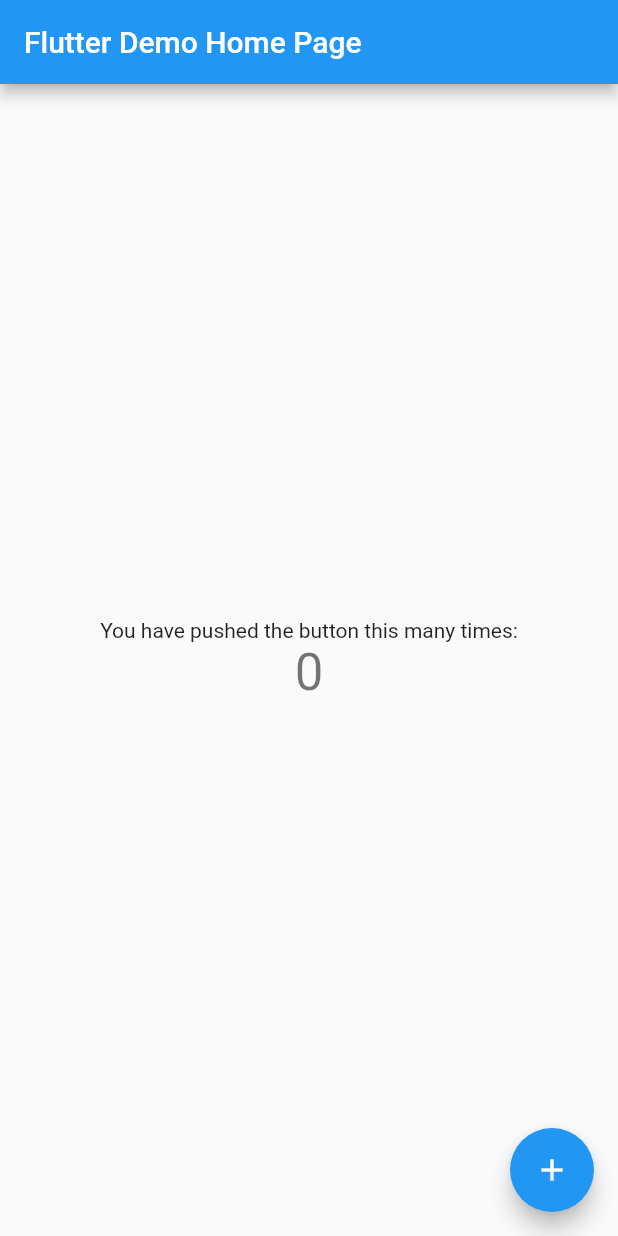
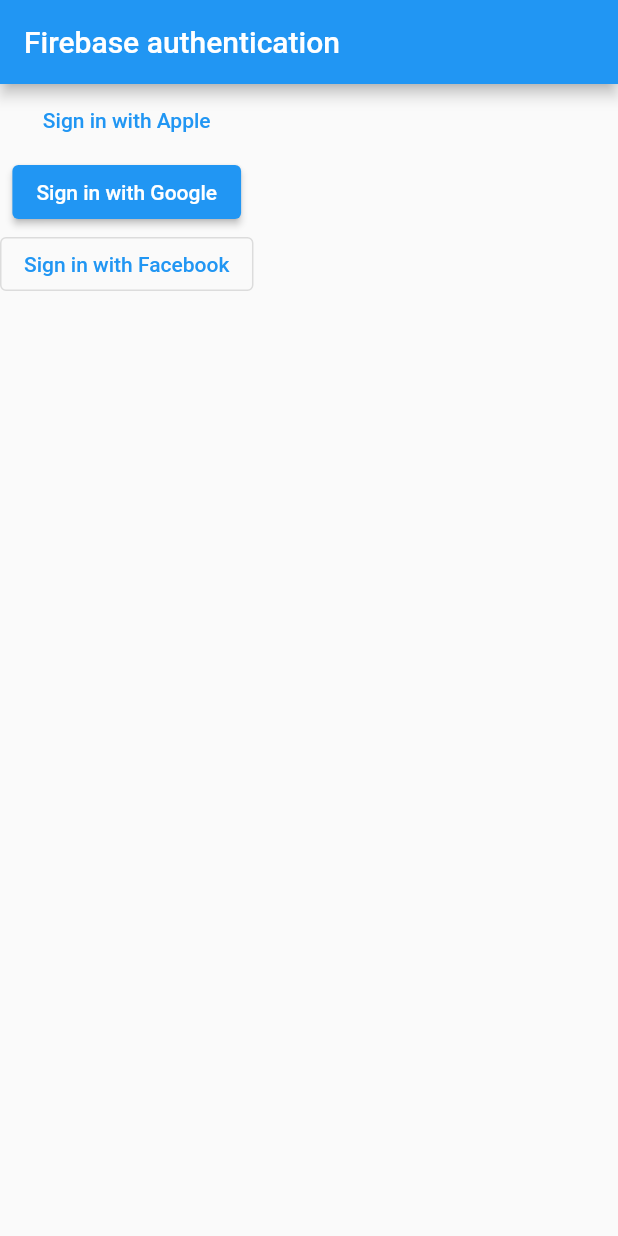
Before and after one commit to jargalbat/apple_login_app, a Flutter app: the screen it shows after launch, on a phone screen of 412 x 824 dp. Run offline on Flutter 3.47's test engine with Material 2 defaults, Android fonts, the phone set to English and light mode, and no system bars; our stand-ins replace firebase_auth, firebase_core, google_sign_in; accounts and stored records are empty.

Commit message:
firebase google login success\

```diff
--- /dev/null
+++ b/lib/firebase_manager.dart
@@ -0,0 +1,22 @@
+import 'package:firebase_auth/firebase_auth.dart';
+import 'package:firebase_core/firebase_core.dart';
+import 'package:flutter/material.dart';
+
+class FirebaseManager {
+  static late FirebaseApp firebaseApp;
+  static late FirebaseAuth firebaseAuth = FirebaseAuth.instance;
+
+  static init() async {
+    firebaseApp = await Firebase.initializeApp();
+    firebaseAuth = FirebaseAuth.instance;
+
+    firebaseAuth.authStateChanges().listen((User? user) {
+      if (user == null) {
+        debugPrint('User is currently signed out!');
+      } else {
+        debugPrint(user.toString());
+        debugPrint('User is signed in!');
+      }
+    });
+  }
+}
--- /dev/null
+++ b/lib/home_route.dart
@@ -0,0 +1,75 @@
+import 'package:firebase_auth/firebase_auth.dart';
+import 'package:flutter/material.dart';
+import 'package:google_sign_in/google_sign_in.dart';
+
+import 'firebase_manager.dart';
+
+class HomeRoute extends StatefulWidget {
+  const HomeRoute({Key? key}) : super(key: key);
+
+  @override
+  _HomeRouteState createState() => _HomeRouteState();
+}
+
+class _HomeRouteState extends State<HomeRoute> {
+  @override
+  void initState() {
+    super.initState();
+  }
+
+  @override
+  Widget build(BuildContext context) {
+    return Scaffold(
+      appBar: AppBar(
+        title: const Text('Firebase authentication'),
+      ),
+      body: Column(
+        children: [
+          /// Button Apple
+          TextButton(
+            onPressed: _onPressedButtonApple,
+            child: const Text('Sign in with Apple'),
+          ),
+
+          /// Button Google
+          ElevatedButton(
+            onPressed: _onPressedSignInWithGoogle,
+            child: const Text('Sign in with Google'),
+          ),
+
+          /// Button Facebook
+          OutlinedButton(
+            onPressed: _onPressedButtonFacebook,
+            child: const Text('Sign in with Facebook'),
+          ),
+        ],
+      ),
+    );
+  }
+
+  _onPressedButtonApple() {
+    //
+  }
+
+  _onPressedSignInWithGoogle() async {
+    // Trigger the authentication flow
+    final GoogleSignInAccount? googleUser = await GoogleSignIn().signIn();
+
+    // Obtain the auth details from the request
+    final GoogleSignInAuthentication? googleAuth = await googleUser?.authentication;
+
+    // Create a new credential
+    final credential = GoogleAuthProvider.credential(
+      accessToken: googleAuth?.accessToken,
+      idToken: googleAuth?.idToken,
+    );
+
+    // Once signed in, return the UserCredential
+    UserCredential userCredential = await FirebaseManager.firebaseAuth.signInWithCredential(credential);
+    debugPrint(userCredential.toString());
+  }
+
+  _onPressedButtonFacebook() {
+    //
+  }
+}
--- a/lib/main.dart
+++ b/lib/main.dart
@@ -1,115 +1,27 @@
+import 'package:apple_login_app/firebase_manager.dart';
 import 'package:flutter/material.dart';
+import 'home_route.dart';
 
-void main() {
+void main() async {
+  WidgetsFlutterBinding.ensureInitialized(); // Binds the framework to flutter engine
+
+  await FirebaseManager.init();
+
   runApp(const MyApp());
 }
 
-class MyApp extends StatelessWidget {
+class MyApp extends StatefulWidget {
   const MyApp({Key? key}) : super(key: key);
 
-  // This widget is the root of your application.
+  @override
+  _MyAppState createState() => _MyAppState();
+}
+
+class _MyAppState extends State<MyApp> {
   @override
   Widget build(BuildContext context) {
-    return MaterialApp(
-      title: 'Flutter Demo',
-      theme: ThemeData(
-        // This is the theme of your application.
-        //
-        // Try running your application with "flutter run". You'll see the
-        // application has a blue toolbar. Then, without quitting the app, try
-        // changing the primarySwatch below to Colors.green and then invoke
-        // "hot reload" (press "r" in the console where you ran "flutter run",
-        // or simply save your changes to "hot reload" in a Flutter IDE).
-        // Notice that the counter didn't reset back to zero; the application
-        // is not restarted.
-        primarySwatch: Colors.blue,
-      ),
-      home: const MyHomePage(title: 'Flutter Demo Home Page'),
+    return const MaterialApp(
+      home: HomeRoute(),
     );
   }
 }
-
-class MyHomePage extends StatefulWidget {
-  const MyHomePage({Key? key, required this.title}) : super(key: key);
-
-  // This widget is the home page of your application. It is stateful, meaning
-  // that it has a State object (defined below) that contains fields that affect
-  // how it looks.
-
-  // This class is the configuration for the state. It holds the values (in this
-  // case the title) provided by the parent (in this case the App widget) and
-  // used by the build method of the State. Fields in a Widget subclass are
-  // always marked "final".
-
-  final String title;
-
-  @override
-  State<MyHomePage> createState() => _MyHomePageState();
-}
-
-class _MyHomePageState extends State<MyHomePage> {
-  int _counter = 0;
-
-  void _incrementCounter() {
-    setState(() {
-      // This call to setState tells the Flutter framework that something has
-      // changed in this State, which causes it to rerun the build method below
-      // so that the display can reflect the updated values. If we changed
-      // _counter without calling setState(), then the build method would not be
-      // called again, and so nothing would appear to happen.
-      _counter++;
-    });
-  }
-
-  @override
-  Widget build(BuildContext context) {
-    // This method is rerun every time setState is called, for instance as done
-    // by the _incrementCounter method above.
-    //
-    // The Flutter framework has been optimized to make rerunning build methods
-    // fast, so that you can just rebuild anything that needs updating rather
-    // than having to individually change instances of widgets.
-    return Scaffold(
-      appBar: AppBar(
-        // Here we take the value from the MyHomePage object that was created by
-        // the App.build method, and use it to set our appbar title.
-        title: Text(widget.title),
-      ),
-      body: Center(
-        // Center is a layout widget. It takes a single child and positions it
-        // in the middle of the parent.
-        child: Column(
-          // Column is also a layout widget. It takes a list of children and
-          // arranges them vertically. By default, it sizes itself to fit its
-          // children horizontally, and tries to be as tall as its parent.
-          //
-          // Invoke "debug painting" (press "p" in the console, choose the
-          // "Toggle Debug Paint" action from the Flutter Inspector in Android
-          // Studio, or the "Toggle Debug Paint" command in Visual Studio Code)
-          // to see the wireframe for each widget.
-          //
-          // Column has various properties to control how it sizes itself and
-          // how it positions its children. Here we use mainAxisAlignment to
-          // center the children vertically; the main axis here is the vertical
-          // axis because Columns are vertical (the cross axis would be
-          // horizontal).
-          mainAxisAlignment: MainAxisAlignment.center,
-          children: <Widget>[
-            const Text(
-              'You have pushed the button this many times:',
-            ),
-            Text(
-              '$_counter',
-              style: Theme.of(context).textTheme.headline4,
-            ),
-          ],
-        ),
-      ),
-      floatingActionButton: FloatingActionButton(
-        onPressed: _incrementCounter,
-        tooltip: 'Increment',
-        child: const Icon(Icons.add),
-      ), // This trailing comma makes auto-formatting nicer for build methods.
-    );
-  }
-}
```
Also changed, not shown: pubspec.yaml (+9 -17 lines), 6 other files.
